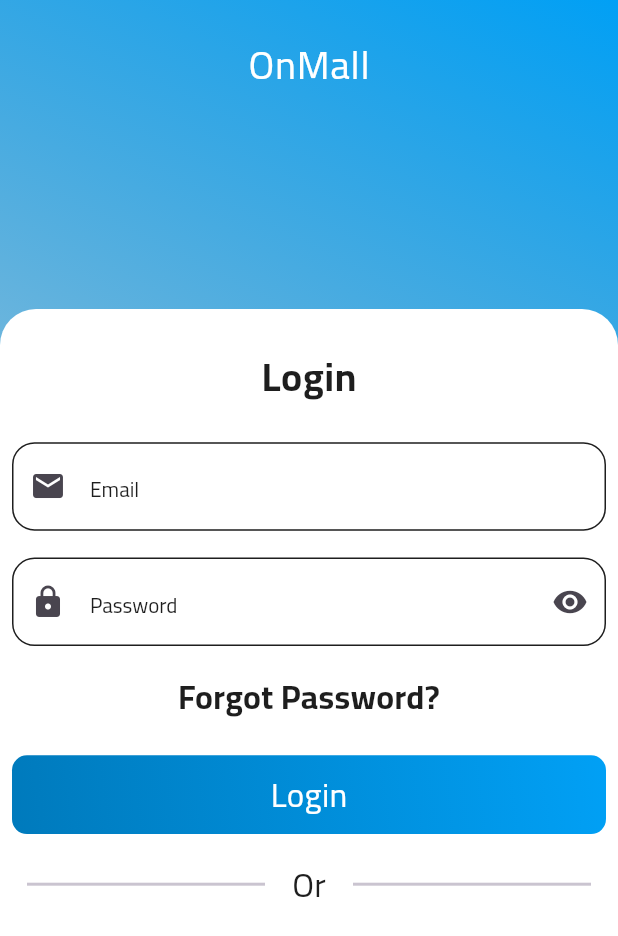
After one commit to dev-KarimAhmed/onMall, a Flutter app: the LoginView screen opened directly, on a phone screen of 412 x 824 dp. The commit adds this screen. Shown: the top 936 px of the screen. Run offline on Flutter 3.47's test engine with Material 3 defaults, Android fonts, the phone set to English and light mode, and no system bars; our stand-ins replace animate_do, cached_network_image, connectivity_plus, flutter_bloc, flutter_dotenv, flutter_screenutil and 5 more; accounts and stored records are empty; generated files the repository leaves out were written again.

Commit message:
login form part 1

```diff
--- a/lang/ar.json
+++ b/lang/ar.json
@@ -10,5 +10,9 @@
      "subtitle2" : ".اكتشف المنتجات، تحقق من مواقع المتاجر، وقم بزيارتها لشراء ما تحب",
      "skip" : "تخطي",
      "english" : "اللغة الانجليزية",
-     "arabic" : "اللغة العربية"
+     "arabic" : "اللغة العربية",
+     "forgot_password" : "نسيت كلمة المرور؟",
+     "or" : "او",
+     "email" : "البريد الإلكتروني"
+
 }
--- a/lang/en.json
+++ b/lang/en.json
@@ -10,5 +10,8 @@
     "subtitle2" : "Discover products, check out stores, and visit them to buy what you want.",
     "skip" : "Skip",
     "english" : "English",
-    "arabic" : "Arabic"
+    "arabic" : "Arabic",
+    "forgot_password" : "Forgot Password?",
+    "or" : "Or",
+    "email" : "Email"
 }
--- /dev/null
+++ b/lib/core/common/widgets/custom_container_body.dart
@@ -0,0 +1,80 @@
+import 'package:flutter/material.dart';
+import 'package:on_mall/core/functions/get_color.dart';
+import 'package:on_mall/core/functions/is_portrait.dart';
+
+
+class CustomContainerBody extends StatefulWidget {
+  const CustomContainerBody({
+    super.key,
+    required this.child,
+    this.height,
+    this.isKeyboardVisibleAgain,
+    this.scrollPhysics,
+  });
+
+  final Widget child;
+  final double? height;
+  final bool? isKeyboardVisibleAgain;
+  final ScrollPhysics? scrollPhysics;
+
+  @override
+  State<CustomContainerBody> createState() => _CustomContainerBodyState();
+}
+
+class _CustomContainerBodyState extends State<CustomContainerBody>
+    with WidgetsBindingObserver {
+  bool isKeyboardVisible = false;
+
+  @override
+  void initState() {
+    super.initState();
+    WidgetsBinding.instance.addObserver(this);
+  }
+
+  @override
+  void didChangeMetrics() {
+    final bottomInset = WidgetsBinding
+        .instance.platformDispatcher.views.first.viewInsets.bottom;
+    setState(() {
+      isKeyboardVisible = bottomInset > 0;
+    });
+  }
+
+  @override
+  void dispose() {
+    WidgetsBinding.instance.removeObserver(this);
+    super.dispose();
+  }
+
+  @override
+  Widget build(BuildContext context) {
+    return Container(
+      width: double.infinity,
+      height: isPortrait(context)
+          ? widget.height ?? MediaQuery.sizeOf(context).height * .75
+          : double.infinity,
+      decoration: BoxDecoration(
+        borderRadius: BorderRadius.only(
+          topLeft: Radius.circular((isPortrait(context) &&
+                  (widget.isKeyboardVisibleAgain == false ||
+                      !isKeyboardVisible))
+              ? 24
+              : 0),
+          topRight: Radius.circular((isPortrait(context) &&
+                  (widget.isKeyboardVisibleAgain == false ||
+                      !isKeyboardVisible))
+              ? 24
+              : 0),
+        ),
+        color:getColors(context).mainColor,
+      ),
+      child: SingleChildScrollView(
+        physics: widget.scrollPhysics,
+        child: Padding(
+          padding: const EdgeInsets.all(8.0),
+          child: widget.child,
+        ),
+      ),
+    );
+  }
+}
--- /dev/null
+++ b/lib/core/functions/is_portrait.dart
@@ -0,0 +1,3 @@
+import 'package:flutter/material.dart';
+
+bool isPortrait(context) => MediaQuery.of(context).orientation == Orientation.portrait;
--- a/lib/core/language/lang_keys.dart
+++ b/lib/core/language/lang_keys.dart
@@ -1,4 +1,5 @@
 class Langkeys {
+  static const String login = "login";
   static const String headline1 = 'headline1';
   static const String subtitle1 = 'subtitle1';
   static const String headline2 = 'headline2';
@@ -6,5 +7,10 @@
   static const String skip = 'skip';
   static const String arabic = 'arabic';
   static const String english = 'english';
-
+  static const String forgotPassword = 'forgot_password';
+  static const String or = 'or';
+  static const String email = 'email';
+  static const String register = 'register';
+  static const String password = 'password';
+  static const String confirmPassword = 'confirm_password';
 }
--- a/lib/core/styles/images/app_assets.dart
+++ b/lib/core/styles/images/app_assets.dart
@@ -5,5 +5,6 @@
   static const emptyScreen = 'assets/images/core/empty_screen.png';
   static const onboardingImageOne = 'assets/images/core/onboarding_image_one.gif';
   static const onboardingImageTwo = 'assets/images/core/onboarding_image_two.gif';
+  static const shoping = 'assets/images/core/shopping.gif';
 
 }
--- /dev/null
+++ b/lib/features/authentication/presentation/views/functions/builde_auth_header.dart
@@ -0,0 +1,39 @@
+import 'package:flutter/material.dart';
+import 'package:flutter_screenutil/flutter_screenutil.dart';
+import 'package:on_mall/core/functions/get_color.dart';
+import 'package:on_mall/core/functions/get_text_style.dart';
+import 'package:on_mall/core/functions/is_portrait.dart';
+
+Widget buildAuthHeader(BuildContext context) {
+  if (isPortrait(context)) {
+    return Container(
+      width: double.infinity,
+      height: double.infinity,
+      decoration: BoxDecoration(
+        gradient: LinearGradient(
+          colors: [
+            getColors(context).primaryColor!,
+            getColors(context).gradientColor!.withOpacity(.5),
+            getColors(context).gradientColor!,
+          ],
+          begin: Alignment.topRight,
+          end: Alignment.bottomLeft,
+        ),
+      ),
+      child: Column(
+        children: [
+          const RSizedBox(height: 10),
+
+          const RSizedBox(height: 10),
+          Text(
+            "OnMall",
+            style: getBodyLargeTextStyle(context).copyWith(
+              color: Colors.white,
+            ),
+          ),
+        ],
+      ),
+    );
+  }
+  return Container();
+}
--- a/lib/features/authentication/presentation/views/login_view.dart
+++ b/lib/features/authentication/presentation/views/login_view.dart
@@ -1,12 +1,22 @@
 import 'package:flutter/material.dart';
+import 'package:on_mall/features/authentication/presentation/views/functions/builde_auth_header.dart';
+import 'package:on_mall/features/authentication/presentation/views/widgets/login_form.dart';
 
 class LoginView extends StatelessWidget {
   const LoginView({super.key});
 
   @override
   Widget build(BuildContext context) {
-    return const Scaffold(
-      body: Center(child: Text('Login View')),
+    return Scaffold(
+      body: SafeArea(
+        child: Stack(
+          alignment: Alignment.bottomCenter,
+          children: [
+            buildAuthHeader(context),
+            const LoginForm(),
+          ],
+        ),
+      ),
     );
   }
 }
--- /dev/null
+++ b/lib/features/authentication/presentation/views/widgets/login_form.dart
@@ -0,0 +1,163 @@
+import 'package:flutter/material.dart';
+import 'package:flutter_screenutil/flutter_screenutil.dart';
+import 'package:on_mall/core/common/widgets/custom_container_body.dart';
+import 'package:on_mall/core/common/widgets/custom_linear_button.dart';
+import 'package:on_mall/core/common/widgets/custom_text_field.dart';
+import 'package:on_mall/core/functions/get_color.dart';
+import 'package:on_mall/core/functions/get_text_style.dart';
+import 'package:on_mall/core/functions/translate_word.dart';
+import 'package:on_mall/core/language/lang_keys.dart';
+import 'package:on_mall/core/styles/helpers/font_weight_helper.dart';
+import 'package:on_mall/features/authentication/presentation/views/widgets/custom_divider.dart';
+
+class LoginForm extends StatefulWidget {
+  const LoginForm({
+    super.key,
+  });
+
+  @override
+  State<LoginForm> createState() => _LoginFormState();
+}
+
+class _LoginFormState extends State<LoginForm> {
+  final TextEditingController emailController = TextEditingController();
+  final TextEditingController passwordController = TextEditingController();
+  @override
+  Widget build(BuildContext context) {
+    return CustomContainerBody(
+      child: Column(
+        children: [
+          // const Image(
+          //   image: AssetImage(AppAssets.shoping),
+          //   width: 100,
+          // ),
+          const RSizedBox(height: 15),
+          Text(
+            translateWord(context, Langkeys.login),
+            style: getBodyLargeTextStyle(context).copyWith(
+              fontWeight: FontWeight.bold,
+            ),
+          ),
+          const RSizedBox(height: 20),
+          CustomTextField(
+            controller: emailController,
+            keyboardType: TextInputType.emailAddress,
+            prefixIcon: const Icon(Icons.email),
+            hintText: translateWord(context, Langkeys.email),
+          ),
+          const RSizedBox(height: 15),
+          CustomTextField(
+            controller: passwordController,
+            hintText: translateWord(context, Langkeys.password),
+            keyboardType: TextInputType.visiblePassword,
+            obscureText: true,
+            prefixIcon: const Icon(Icons.lock),
+            suffixIcon: IconButton(
+                onPressed: () {}, icon: const Icon(Icons.remove_red_eye)),
+          ),
+          const RSizedBox(height: 15),
+          InkWell(
+            onTap: () {},
+            child: Text(
+              translateWord(context, Langkeys.forgotPassword),
+              style: const TextStyle(
+                fontWeight: FontWeightHelper.bold,
+              ),
+            ),
+          ),
+          const RSizedBox(height: 20),
+          CustomLinearButton(
+            width: double.infinity,
+            child: Text(
+              translateWord(context, Langkeys.login),
+              style: const TextStyle(
+                color: Colors.white,
+              ),
+            ),
+            onPressed: () {},
+          ),
+          const RSizedBox(height: 15),
+          Row(
+            children: [
+              const Expanded(
+                child: Divider(
+                  thickness: 2,
+                  indent: 10,
+                  endIndent: 10, // Adjust spacing
+                ),
+              ),
+              Padding(
+                padding:
+                    const EdgeInsets.symmetric(horizontal: 8.0), // Add spacing
+                child: Text(
+                  translateWord(context, Langkeys.or),
+                  style: getBodyMediumTextStyle(context),
+                ),
+              ),
+              const Expanded(
+                child: Divider(
+                  thickness: 2,
+                  indent: 10, // Adjust spacing
+                  endIndent: 10,
+                ),
+              ),
+            ],
+          )
+
+          // CustomEBtn(
+          //   width: double.infinity,
+          //   text: translate(context).loginButton,
+          //   onTap: () {
+          //     navigateTo(context, MainHomeView());
+          //   },
+          // ),
+          // const RSizedBox(height: 15),
+          // CustomDivider(
+          //   text: translate(context).or,
+          // ),
+          // const RSizedBox(height: 15),
+          // CustomEBtn(
+          //   bgColor: const Color.fromARGB(68, 146, 146, 146),
+          //   frColor: isDarkTheme(context)
+          //       ? AppColors.whiteColor
+          //       : AppColors.blackColor,
+          //   width: double.infinity,
+          //   text: '',
+          //   onTap: () {},
+          //   mainWidget: Row(
+          //     mainAxisAlignment: MainAxisAlignment.center,
+          //     children: [
+          //       Text(
+          //         translate(context).orLoginWith,
+          //         style: FontTheme.subHeading,
+          //       ),
+          //       const RSizedBox(width: 10),
+          //       const Image(
+          //         image: AssetImage(AssetsData.google),
+          //         width: 20,
+          //       ),
+          //     ],
+          //   ),
+          // ),
+          // const RSizedBox(height: 15),
+          // Row(
+          //   mainAxisAlignment: MainAxisAlignment.center,
+          //   children: [
+          //     Text(
+          //       translate(context).dontHaveAccount,
+          //       style: FontTheme.subHeading,
+          //     ),
+          //     CustomTextButton(
+          //       color: isDarkTheme(context)
+          //           ? AppColors.darkPrimaryColor
+          //           : AppColors.lightPrimaryColor,
+          //       text: translate(context).signUp,
+          //       onTap: () => navigateTo(context,  const RegisterView()),
+          //     ),
+          //   ],
+          // ),
+        ],
+      ),
+    );
+  }
+}
--- a/lib/on_mall.dart
+++ b/lib/on_mall.dart
@@ -10,7 +10,6 @@
 import 'package:on_mall/core/routes/app_routes.dart';
 import 'package:on_mall/core/styles/theme/app_theme.dart';
 
-
 class OnMall extends StatelessWidget {
   const OnMall({super.key});
 
@@ -21,9 +20,7 @@
       builder: (_, value, __) {
         if (value) {
           return BlocProvider(
-            create: (context) => sl<AppCubit>()
-              ..getSavedLanguage(),
-
+            create: (context) => sl<AppCubit>()..getSavedLanguage(),
             child: BlocBuilder<AppCubit, AppState>(
               builder: (context, state) {
                 final cubit = BlocProvider.of<AppCubit>(context);
--- a/pubspec.yaml
+++ b/pubspec.yaml
@@ -30,6 +30,7 @@
   shared_preferences: ^2.5.1
   loading_indicator: ^3.1.1
   smooth_page_indicator: ^1.2.0+3
+  cached_network_image: ^3.4.1
 
 dev_dependencies:
   flutter_test:
```
Also changed, not shown: lib/core/functions/build_header.dart (added, +84 -0 lines), assets/images/core/shopping.gif (added), pubspec.lock, 1 other file.
